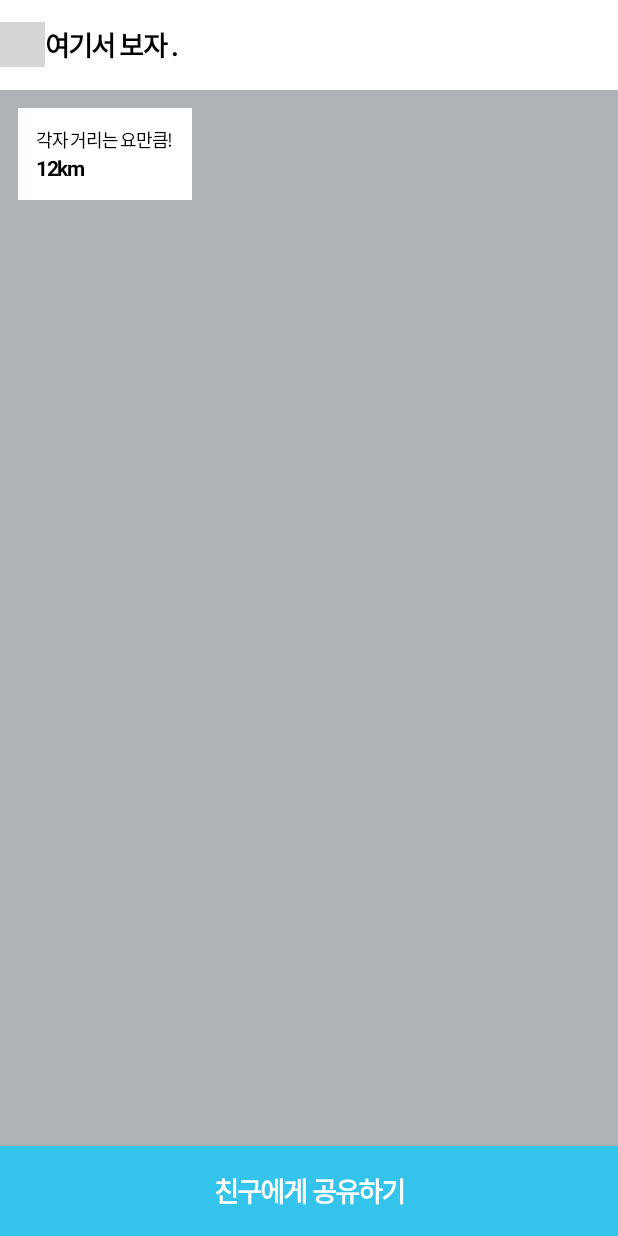
After one commit to dodragon/CenterPoint, an Android app: the ResultActivity screen opened directly, with no data from a screen before it, on a phone screen of 412 x 824 dp. The commit adds this screen. Run offline under Robolectric (Android 15) with nearby library versions, the phone set to English and light mode, and no system bars; libraries missing offline, so code that uses them is left out: com.gun0912.tedpermission, net.daum.mf; 1 statement that could not run was skipped; grey boxes are pictures that could not be loaded.

Commit message:
2021/09/04 - ResultActivity 작성 - 다수의 포인트 중심점 공식 재정의 필요 - 지도 api 적용 핀 64*64 필요 - 로고 둥글게 - 말풍선 Callback 추가 해야함

```diff
--- a/app/src/main/java/com/dod/centerpoint/adapter/MainAdapter.java
+++ b/app/src/main/java/com/dod/centerpoint/adapter/MainAdapter.java
@@ -56,7 +56,7 @@ public class MainAdapter extends RecyclerView.Adapter<MainHolder> {
         ((MainActivity)context).setListVisible(list.size());
     }
 
-    public List<LocationData> getList(){
-        return list;
+    public ArrayList<LocationData> getList(){
+        return new ArrayList<>(list);
     }
 }
--- a/app/src/main/res/layout/activity_main.xml
+++ b/app/src/main/res/layout/activity_main.xml
@@ -89,6 +89,7 @@
         app:layout_constraintBottom_toBottomOf="parent" />
 
     <Button
+        android:id="@+id/find_center"
         android:layout_width="match_parent"
         android:layout_height="60dp"
         android:background="@color/main_color"
--- /dev/null
+++ b/app/src/main/res/layout/activity_result.xml
@@ -0,0 +1,88 @@
+<?xml version="1.0" encoding="utf-8"?>
+<androidx.constraintlayout.widget.ConstraintLayout
+    xmlns:android="http://schemas.android.com/apk/res/android"
+    xmlns:app="http://schemas.android.com/apk/res-auto"
+    xmlns:tools="http://schemas.android.com/tools"
+    android:layout_width="match_parent"
+    android:layout_height="match_parent"
+    tools:context=".ResultActivity">
+
+    <LinearLayout
+        android:id="@+id/title_layout"
+        android:layout_width="match_parent"
+        android:layout_height="60dp"
+        android:background="@color/white"
+        android:orientation="horizontal"
+        android:gravity="center_vertical"
+        app:layout_constraintTop_toTopOf="parent"
+        app:layout_constraintStart_toStartOf="parent"
+        app:layout_constraintEnd_toEndOf="parent">
+
+        <ImageView
+            android:id="@+id/back"
+            android:layout_width="30dp"
+            android:layout_height="30dp"
+            android:padding="8dp"
+            android:src="@drawable/ic_back"/>
+
+        <TextView
+            android:layout_width="wrap_content"
+            android:layout_height="wrap_content"
+            android:text="여기서 보자 ."
+            android:textSize="18sp"
+            android:textColor="@color/black"
+            android:textStyle="bold"
+            android:letterSpacing="-0.07"/>
+
+    </LinearLayout>
+
+    <RelativeLayout
+        android:id="@+id/map_view"
+        android:layout_width="match_parent"
+        android:layout_height="0dp"
+        android:background="@color/line"
+        app:layout_constraintTop_toBottomOf="@id/title_layout"
+        app:layout_constraintBottom_toTopOf="@id/share"/>
+
+    <LinearLayout
+        android:layout_width="wrap_content"
+        android:layout_height="wrap_content"
+        android:orientation="vertical"
+        android:background="@color/white"
+        android:layout_margin="12dp"
+        android:padding="12dp"
+        app:layout_constraintTop_toTopOf="@id/map_view"
+        app:layout_constraintStart_toStartOf="@id/map_view">
+
+        <TextView
+            android:layout_width="wrap_content"
+            android:layout_height="wrap_content"
+            android:textColor="@color/black"
+            android:textSize="12sp"
+            android:letterSpacing="-0.07"
+            android:text="각자 거리는 요만큼!"/>
+        <TextView
+            android:id="@+id/distance"
+            android:layout_width="wrap_content"
+            android:layout_height="wrap_content"
+            android:textSize="14sp"
+            android:textStyle="bold"
+            android:textColor="@color/black"
+            android:letterSpacing="-0.07"
+            android:text="12km"/>
+
+    </LinearLayout>
+
+    <Button
+        android:id="@+id/share"
+        android:layout_width="match_parent"
+        android:layout_height="60dp"
+        android:text="친구에게 공유하기"
+        android:textStyle="bold"
+        android:textSize="18sp"
+        android:textColor="@color/white"
+        android:letterSpacing="-0.07"
+        android:background="@color/main_color"
+        app:layout_constraintBottom_toBottomOf="parent"/>
+
+</androidx.constraintlayout.widget.ConstraintLayout>
```
Also changed, not shown: app/src/main/AndroidManifest.xml (+4 -3 lines), app/src/main/java/com/dod/centerpoint/MainActivity.java (+30 -1 lines), app/src/main/java/com/dod/centerpoint/ResultActivity.java (added, +178 -0 lines), app/src/main/java/com/dod/centerpoint/util/Distance.java (added, +36 -0 lines), app/src/main/java/com/dod/centerpoint/util/FindCenter.java (added, +87 -0 lines), app/src/main/res/drawable/center_point_logo.png (added).
